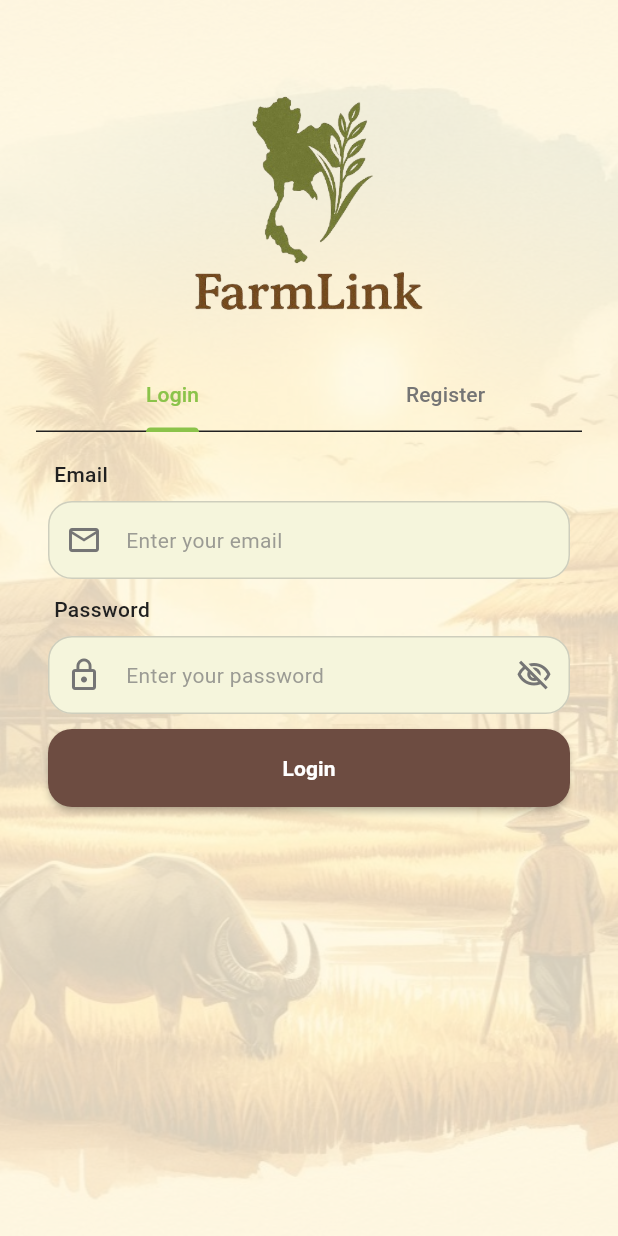
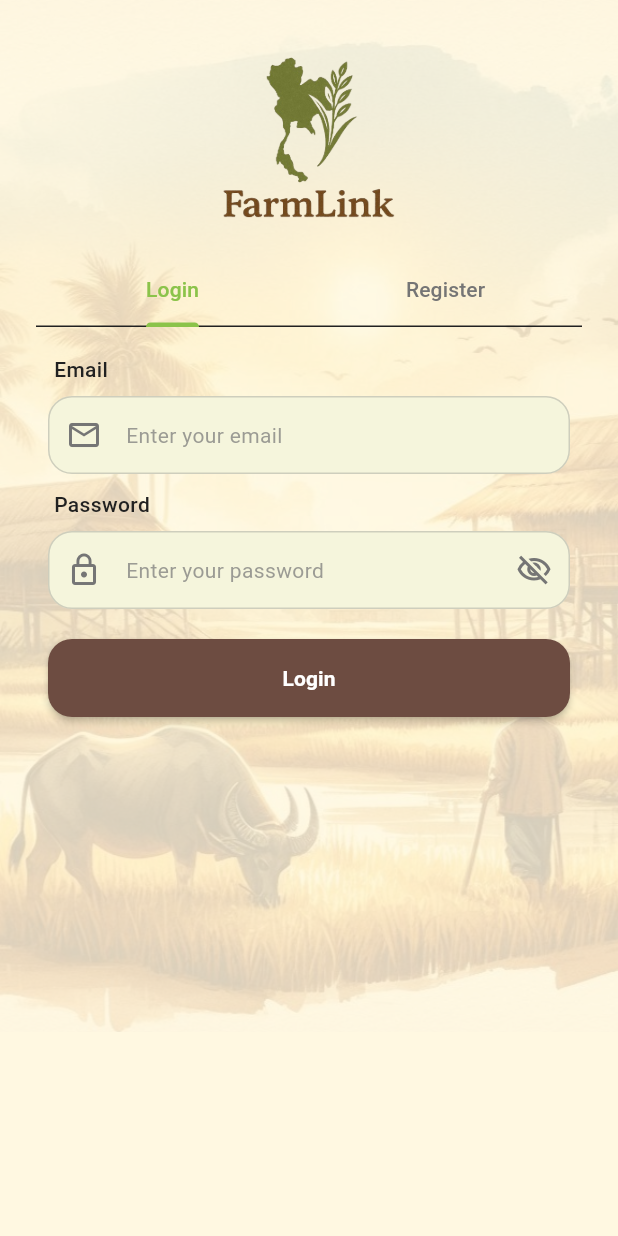
Before and after one commit to PhilixTheExplorer/farm_link, a Flutter app: the screen it shows after launch, on a phone screen of 412 x 824 dp. Run offline on Flutter 3.47's test engine with Material 3 defaults, Android fonts, the phone set to English and light mode, and no system bars; our stand-ins replace connectivity_plus, google_fonts; Roboto replaces fonts that are missing (Sarabun).

Commit message:
login scrollable

```diff
--- a/lib/screens/login_register_view.dart
+++ b/lib/screens/login_register_view.dart
@@ -86,6 +86,7 @@ class _LoginRegisterViewState extends State<LoginRegisterView>
     final theme = Theme.of(context);
 
     return Scaffold(
+      resizeToAvoidBottomInset: true, // Helps with keyboard appearance
       body: Container(
         decoration: const BoxDecoration(
           image: DecorationImage(
@@ -94,20 +95,20 @@ class _LoginRegisterViewState extends State<LoginRegisterView>
             opacity: 0.2,
           ),
         ),
+        child: SafeArea(
+          child: SingleChildScrollView(
+            // Make content scrollable
             child: Padding(
               padding: const EdgeInsets.symmetric(horizontal: 24.0),
               child: Column(
                 mainAxisAlignment: MainAxisAlignment.center,
                 children: [
-              SizedBox(height:40),
+                  const SizedBox(height: 20),
                   const Image(
                     image: AssetImage('assets/logo.png'),
-                width: 200,
-                height: 200,
+                    width: 150,
+                    height: 150,
                   ),
-              Expanded(
-                child: Column(
-                  children: [
                   TabBar(
                     controller: _tabController,
                     tabs: const [Tab(text: 'Login'), Tab(text: 'Register')],
@@ -116,7 +117,8 @@ class _LoginRegisterViewState extends State<LoginRegisterView>
                     unselectedLabelColor: AppColors.palmAshGray,
                   ),
                   const SizedBox(height: 10),
-                    Expanded(
+                  SizedBox(
+                    height: 460,
                     child: TabBarView(
                       controller: _tabController,
                       children: [
@@ -128,6 +130,7 @@ class _LoginRegisterViewState extends State<LoginRegisterView>
                             child: Column(
                               mainAxisSize: MainAxisSize.min,
                               children: [
+                                // Login form fields unchanged
                                 ThaiTextField(
                                   label: 'Email',
                                   hintText: 'Enter your email',
@@ -159,7 +162,7 @@ class _LoginRegisterViewState extends State<LoginRegisterView>
                                               ? 'Please enter your password'
                                               : null,
                                 ),
-                                  const SizedBox(height: 10),
+                                const SizedBox(height: 20),
                                 ThaiButton(
                                   label: 'Login',
                                   onPressed: _handleSubmit,
@@ -171,14 +174,17 @@ class _LoginRegisterViewState extends State<LoginRegisterView>
                           ),
                         ),
 
-                          // Register Form
+                        // Register Form - structure remains the same
                         Padding(
                           padding: const EdgeInsets.all(8.0),
                           child: Form(
                             key: _registerFormKey,
+                            child: SingleChildScrollView(
+                              // Extra scroll for registration
                               child: Column(
                                 mainAxisSize: MainAxisSize.min,
                                 children: [
+                                  // Registration form fields - unchanged
                                   ThaiTextField(
                                     label: 'Email',
                                     hintText: 'Enter your email',
@@ -232,10 +238,13 @@ class _LoginRegisterViewState extends State<LoginRegisterView>
 
                                   // Role selection
                                   Row(
-                                    crossAxisAlignment: CrossAxisAlignment.center,
+                                    crossAxisAlignment:
+                                        CrossAxisAlignment.center,
                                     children: [
                                       Padding(
-                                        padding: const EdgeInsets.only(left: 4),
+                                        padding: const EdgeInsets.only(
+                                          left: 4,
+                                        ),
                                         child: Text(
                                           'I am a:',
                                           style: theme.textTheme.bodyMedium
@@ -253,7 +262,8 @@ class _LoginRegisterViewState extends State<LoginRegisterView>
                                               (value) => setState(
                                                 () => _selectedRole = value!,
                                               ),
-                                          activeColor: AppColors.ricePaddyGreen,
+                                          activeColor:
+                                              AppColors.ricePaddyGreen,
                                           contentPadding: EdgeInsets.zero,
                                           dense: true,
                                         ),
@@ -267,7 +277,8 @@ class _LoginRegisterViewState extends State<LoginRegisterView>
                                               (value) => setState(
                                                 () => _selectedRole = value!,
                                               ),
-                                          activeColor: AppColors.ricePaddyGreen,
+                                          activeColor:
+                                              AppColors.ricePaddyGreen,
                                           contentPadding: EdgeInsets.zero,
                                           dense: true,
                                         ),
@@ -275,7 +286,7 @@ class _LoginRegisterViewState extends State<LoginRegisterView>
                                     ],
                                   ),
 
-                                  const SizedBox(height: 10),
+                                  const SizedBox(height: 20),
                                   ThaiButton(
                                     label: 'Register',
                                     onPressed: _handleSubmit,
@@ -287,8 +298,6 @@ class _LoginRegisterViewState extends State<LoginRegisterView>
                               ),
                             ),
                           ),
-                        ],
-                      ),
                         ),
                       ],
                     ),
@@ -297,6 +306,8 @@ class _LoginRegisterViewState extends State<LoginRegisterView>
               ),
             ),
           ),
+        ),
+      ),
     );
   }
 }
```
Lines whose indentation alone changed are shown as unchanged.
